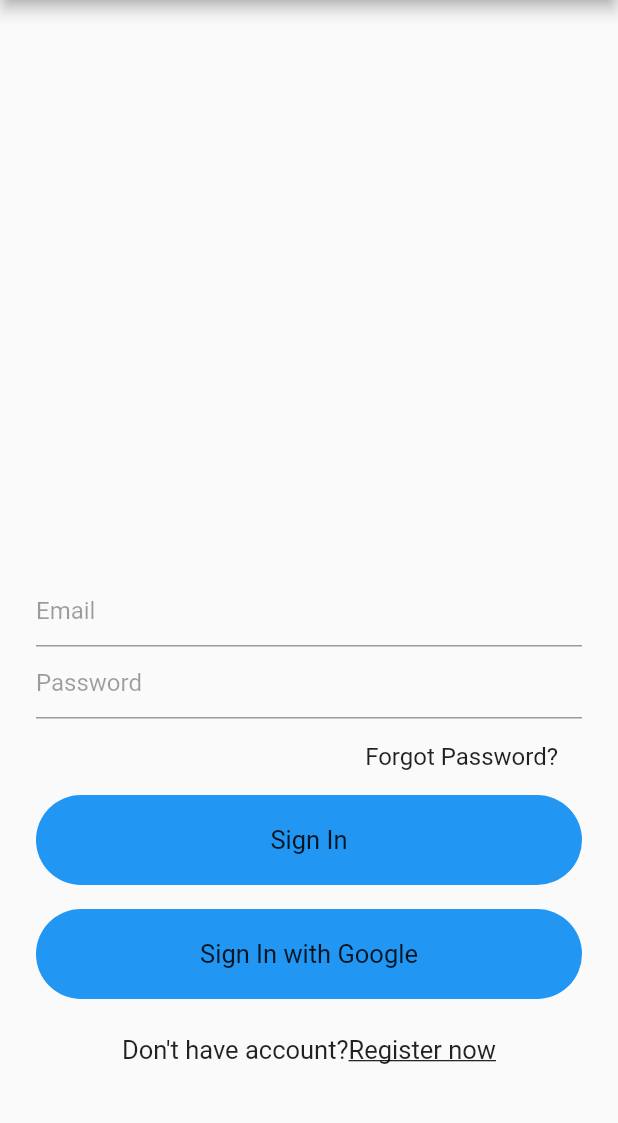
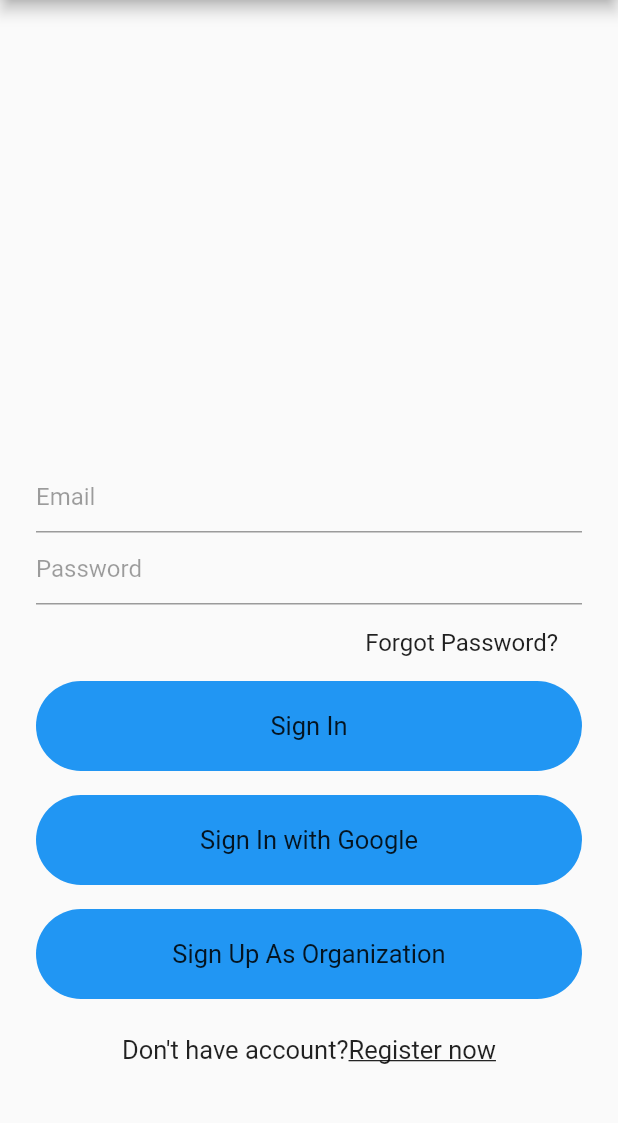
Before and after one commit to nikhilpawar9/zero_hunger, a Flutter app: the screen it shows after launch, on a phone screen of 412 x 824 dp, the part 84-1207 px from its top. Run offline on Flutter 3.47's test engine with Material 2 defaults, Android fonts, the phone set to English and light mode, and no system bars; our stand-ins replace cloud_firestore, firebase_auth, firebase_core, shared_preferences; accounts and stored records are empty.

Commit message:
Login as Organization done

```diff
--- a/lib/main.dart
+++ b/lib/main.dart
@@ -2,7 +2,7 @@ import 'package:flutter/material.dart';
 import 'package:zero_hunger/helper/authenticate.dart';
 import 'package:firebase_core/firebase_core.dart';
 
-void main() async{
+void main() async {
   WidgetsFlutterBinding.ensureInitialized();
   await Firebase.initializeApp();
   runApp(MyApp());
--- a/lib/views/signin.dart
+++ b/lib/views/signin.dart
@@ -5,6 +5,7 @@ import 'package:zero_hunger/services/auth.dart';
 import 'package:zero_hunger/services/database.dart';
 import 'package:zero_hunger/views/chatRoomsScreen.dart';
 import 'package:zero_hunger/widgets/widget.dart';
+import 'package:url_launcher/url_launcher.dart';
 
 class SignIn extends StatefulWidget {
   final Function toggle;
@@ -150,6 +151,25 @@ class _SignInState extends State<SignIn> {
               SizedBox(
                 height: 16,
               ),
+                GestureDetector(
+                onTap: () => launch('https://docs.google.com/forms/d/e/1FAIpQLSdjtVyEfkzfolqWn0DHiTmJepM-vLyoLzFv6LPMFeGkOnk_6w/viewform?usp=sf_link'),
+                child: Container(
+                  alignment: Alignment.center,
+                  width: MediaQuery.of(context).size.width,
+                  padding: EdgeInsets.symmetric(vertical: 20),
+                  decoration: BoxDecoration(
+                    color: Colors.blue,
+                    borderRadius: BorderRadius.circular(30),
+                  ),
+                  child: Text(
+                    "Sign Up As Organization",
+                    style: mediumTextStyle(),
+                  ),
+                ),
+              ),
+              SizedBox(
+                height: 16,
+              ),
               Row(
                 mainAxisAlignment: MainAxisAlignment.center,
                 children: [
--- a/pubspec.yaml
+++ b/pubspec.yaml
@@ -27,6 +27,7 @@ dependencies:
   firebase_auth: ^0.20.1
   cloud_firestore: ^0.16.0+1
   shared_preferences: ^0.5.12+4
+  url_launcher: ^6.0.2
 
 
 dev_dependencies:
```
Also changed, not shown: pubspec.lock.
